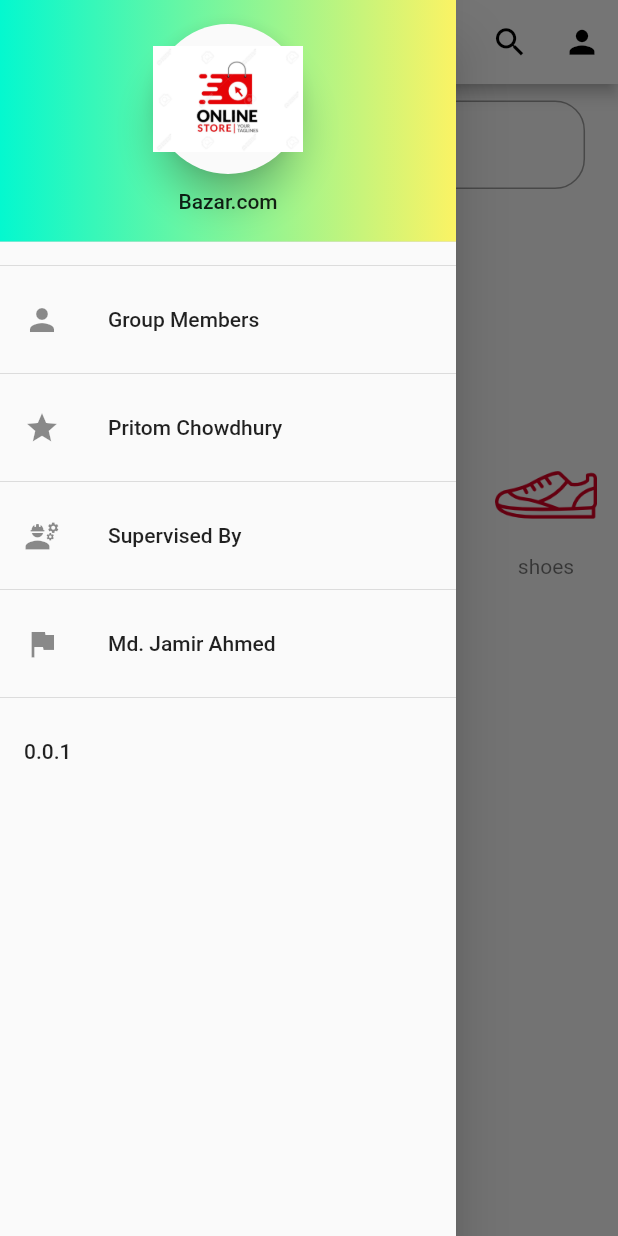
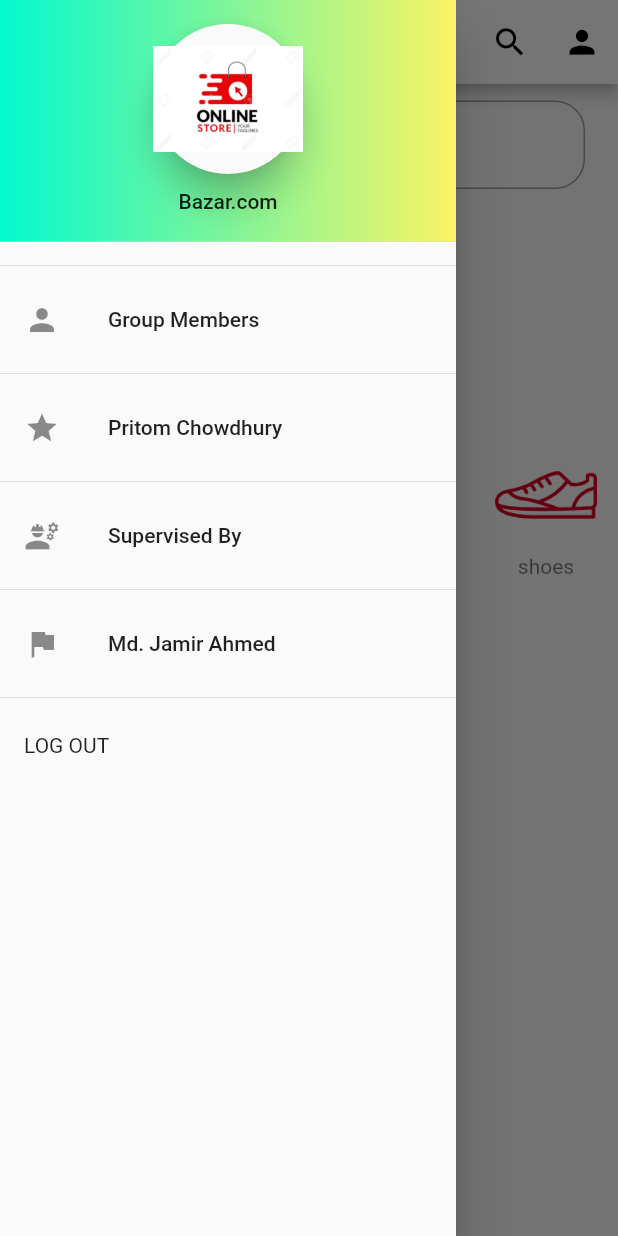
Before and after one commit to pritomchy/e-commerce, a Flutter app: the Home screen opened directly, with the side drawer open, on a phone screen of 412 x 824 dp. Run offline on Flutter 3.47's test engine with Material 2 defaults, Android fonts, the light colour scheme and no system bars; drawn by our look-alikes of carousel_slider, dots_indicator; our stand-ins replace awesome_notifications, cloud_firestore, firebase_auth, firebase_core, firebase_messaging, flutter_screenutil and 1 more; accounts and stored records are empty.

Commit message:
surface design

```diff
--- a/lib/ui/bottom_nav_pages/home.dart
+++ b/lib/ui/bottom_nav_pages/home.dart
@@ -6,6 +6,7 @@ import 'package:ecommerce_app/const/AppColors.dart';
 import 'package:ecommerce_app/pages/edit_profile.dart';
 import 'package:ecommerce_app/ui/bottom_nav_pages/profile.dart';
 import 'package:ecommerce_app/ui/horizontal_listview.dart';
+import 'package:ecommerce_app/ui/login_n_registrationscreen_selectscreen.dart';
 import 'package:flutter/cupertino.dart';
 import 'package:flutter/material.dart';
 
@@ -157,9 +158,15 @@ class _HomeState extends State<Home> {
               icon: Icons.assistant_photo,
               textTitle: "Md. Jamir Ahmed",
             ),
-            Divider(),
-            ListTile(
-              title: Text('0.0.1'),
+            Divider(), ListTile(
+              leading: InkWell(
+                  onTap: () {
+
+                    Navigator.of(context).pushAndRemoveUntil(
+                        MaterialPageRoute(builder: (context) => LoginRegistrationSelectionPage()),
+                            (route) => false);
+                  },
+                  child: Text('LOG OUT')),
             )
           ],
         ),
--- a/lib/ui/bottom_nav_pages/profile.dart
+++ b/lib/ui/bottom_nav_pages/profile.dart
@@ -41,7 +41,7 @@ class _ProfileState extends State<Profile> {
             color: Colors.black,
           ),
           onPressed: () {
-            Navigator.pop(context);
+            {Navigator.push(context, MaterialPageRoute(builder: (context)=>BottomNavController()));}
           },
         ),
         title: Text(
--- a/lib/ui/confirmation_screen.dart
+++ b/lib/ui/confirmation_screen.dart
@@ -1,4 +1,5 @@
 import 'package:awesome_notifications/awesome_notifications.dart';
+import 'package:ecommerce_app/ui/bottom_nav_controller.dart';
 import 'package:ecommerce_app/ui/bottom_nav_pages/home.dart';
 import 'package:ecommerce_app/ui/splash_screen.dart';
 import 'package:flutter/cupertino.dart';
@@ -62,7 +63,7 @@ class _ConfirmState extends State<Confirm> {
               Navigator.push(
                   context,
                   MaterialPageRoute(
-                      builder: (context) => SplashScreen()));
+                      builder: (context) => BottomNavController()));
             },
             child: Padding(
               padding: const EdgeInsets.all(20.0),
--- a/pubspec.yaml
+++ b/pubspec.yaml
@@ -32,6 +32,7 @@ dependencies:
   carousel_slider: ^4.0.0
   dots_indicator: ^2.0.0
   awesome_notifications: ^0.0.6+10
+  flutter_local_notifications: ^8.1.1+2
 
 
   firebase_messaging: ^10.0.5
```
Also changed, not shown: lib/ui/checkout_process.dart (+22 -22 lines), pubspec.lock, 8 other files.
